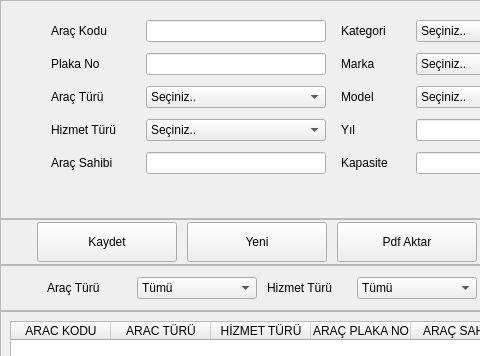
Before: the Qt Designer form ui/ui_files/vehicles_window.ui in AyhanErcan70/SATTUP, drawn with Qt 5; both pictures show x 0 to 480 and y 0 to 356 of the 1245 by 765 pixel window.
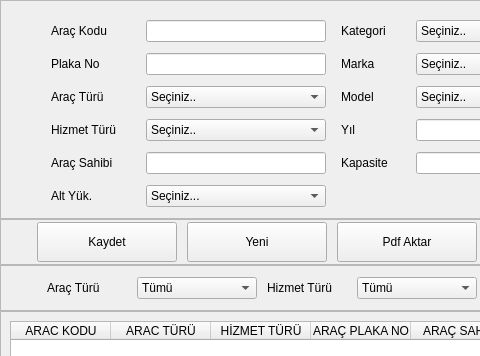
After: the same form once the commit is applied.

```diff
--- a/ui/ui_files/vehicles_window.ui
+++ b/ui/ui_files/vehicles_window.ui
@@ -1200,6 +1200,58 @@
           </property>
          </widget>
         </item>
+        <item row="5" column="0">
+         <widget class="QLabel" name="label_alt_yuklenici">
+          <property name="sizePolicy">
+           <sizepolicy hsizetype="Fixed" vsizetype="Fixed">
+            <horstretch>0</horstretch>
+            <verstretch>0</verstretch>
+           </sizepolicy>
+          </property>
+          <property name="minimumSize">
+           <size>
+            <width>80</width>
+            <height>30</height>
+           </size>
+          </property>
+          <property name="maximumSize">
+           <size>
+            <width>80</width>
+            <height>30</height>
+           </size>
+          </property>
+          <property name="text">
+           <string>Alt Yük.</string>
+          </property>
+         </widget>
+        </item>
+        <item row="5" column="1">
+         <widget class="QComboBox" name="cmb_alt_yuklenici">
+          <property name="sizePolicy">
+           <sizepolicy hsizetype="Fixed" vsizetype="Fixed">
+            <horstretch>0</horstretch>
+            <verstretch>0</verstretch>
+           </sizepolicy>
+          </property>
+          <property name="minimumSize">
+           <size>
+            <width>180</width>
+            <height>0</height>
+           </size>
+          </property>
+          <property name="maximumSize">
+           <size>
+            <width>180</width>
+            <height>16777215</height>
+           </size>
+          </property>
+          <item>
+           <property name="text">
+            <string>Seçiniz...</string>
+           </property>
+          </item>
+         </widget>
+        </item>
         <item row="5" column="4">
          <widget class="QLabel" name="label_24">
           <property name="sizePolicy">
```
